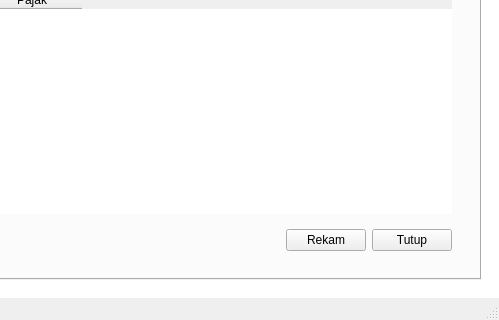
First picture: the form in source/GUI.ui, repository fnugrahendi/petuk.corp, before the edit; both pictures show x 765 to 1264 and y 317 to 637 of the 1264 by 637 pixel window.
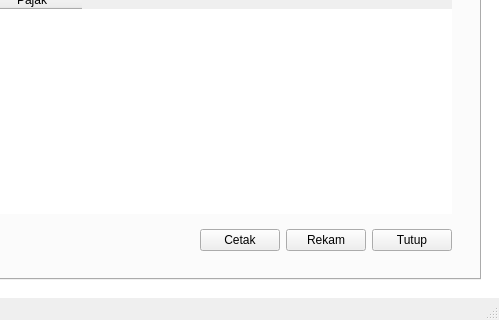
Second picture: the form after the edit. The open tabs and pages were chosen to show the change. Icons and pictures are not drawn.

Commit message: cetak invoice pembelian

The edit to the form file:
```diff
--- a/source/GUI.ui
+++ b/source/GUI.ui
@@ -8450,6 +8450,13 @@
                     </property>
                    </spacer>
                   </item>
+                  <item>
+                   <widget class="QPushButton" name="tb_Pembelian_InvoicePembelian_Baru_Cetak">
+                    <property name="text">
+                     <string>Cetak</string>
+                    </property>
+                   </widget>
+                  </item>
                   <item>
                    <widget class="QPushButton" name="tb_Pembelian_InvoicePembelian_Baru_Rekam">
                     <property name="text">
```
Left out of the diff: 4 changed lines with no effect on the pictures. The commit also changes 2 other files.
